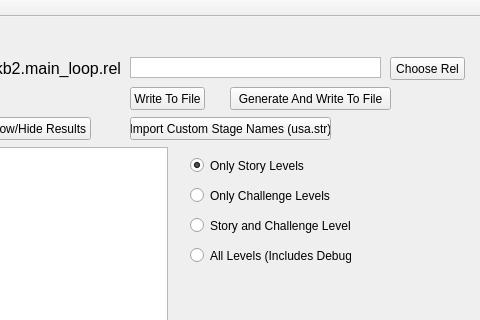
Old version of the form SMB_Story_Randomizer/mainwindow.ui in the repository bobjrsenior/SMB_Story_Randomizer; both pictures show x 210 to 690 and y 0 to 320 of the 690 by 480 pixel window.
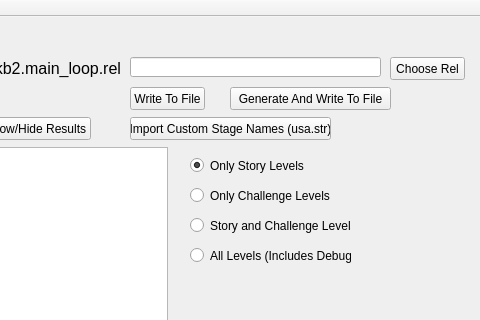
New version of the form.

Commit message: Added level section to command line options. Changed rel EditText to LineText

Diff of the .ui file:
```diff
--- a/SMB_Story_Randomizer/mainwindow.ui
+++ b/SMB_Story_Randomizer/mainwindow.ui
@@ -79,22 +79,6 @@
      <set>Qt::AlignBottom|Qt::AlignRight|Qt::AlignTrailing</set>
     </property>
    </widget>
-   <widget class="QTextEdit" name="filepathTextEdit">
-    <property name="geometry">
-     <rect>
-      <x>340</x>
-      <y>40</y>
-      <width>251</width>
-      <height>21</height>
-     </rect>
-    </property>
-    <property name="verticalScrollBarPolicy">
-     <enum>Qt::ScrollBarAlwaysOff</enum>
-    </property>
-    <property name="acceptRichText">
-     <bool>false</bool>
-    </property>
-   </widget>
    <widget class="QPushButton" name="chooseRelButton">
     <property name="geometry">
      <rect>
@@ -257,6 +241,16 @@
      <string>Allow Duplicates</string>
     </property>
    </widget>
+   <widget class="QLineEdit" name="filepathLineEdit">
+    <property name="geometry">
+     <rect>
+      <x>340</x>
+      <y>40</y>
+      <width>251</width>
+      <height>20</height>
+     </rect>
+    </property>
+   </widget>
   </widget>
   <widget class="QMenuBar" name="menuBar">
    <property name="geometry">
```
The commit also changes 3 other files.
